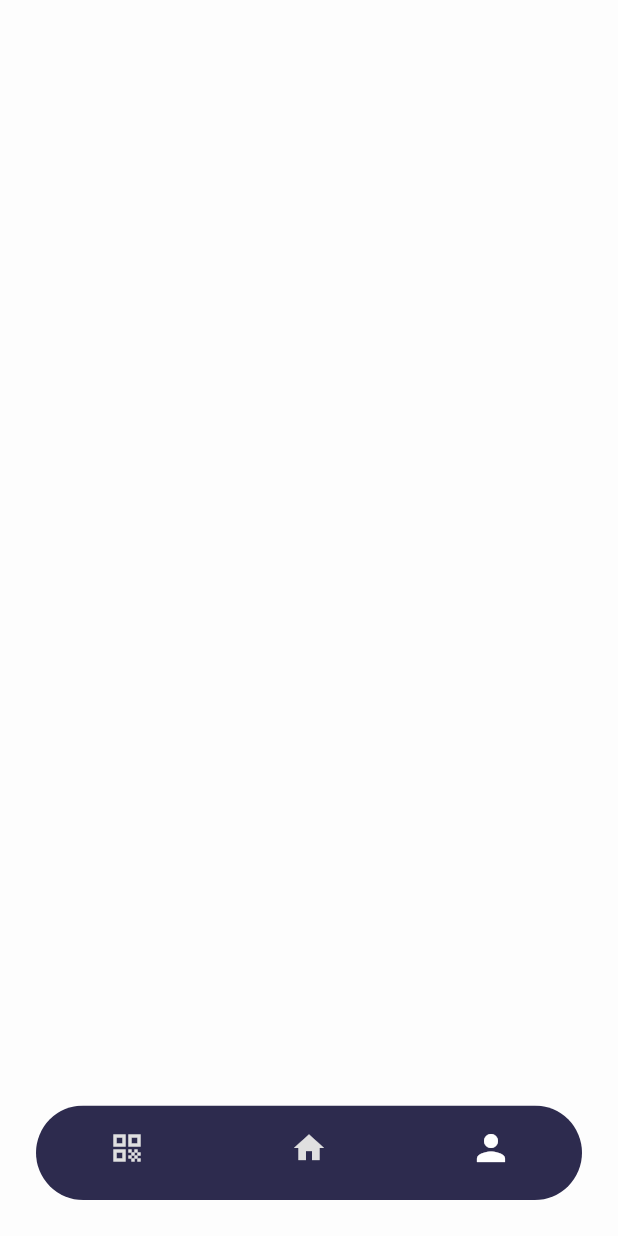
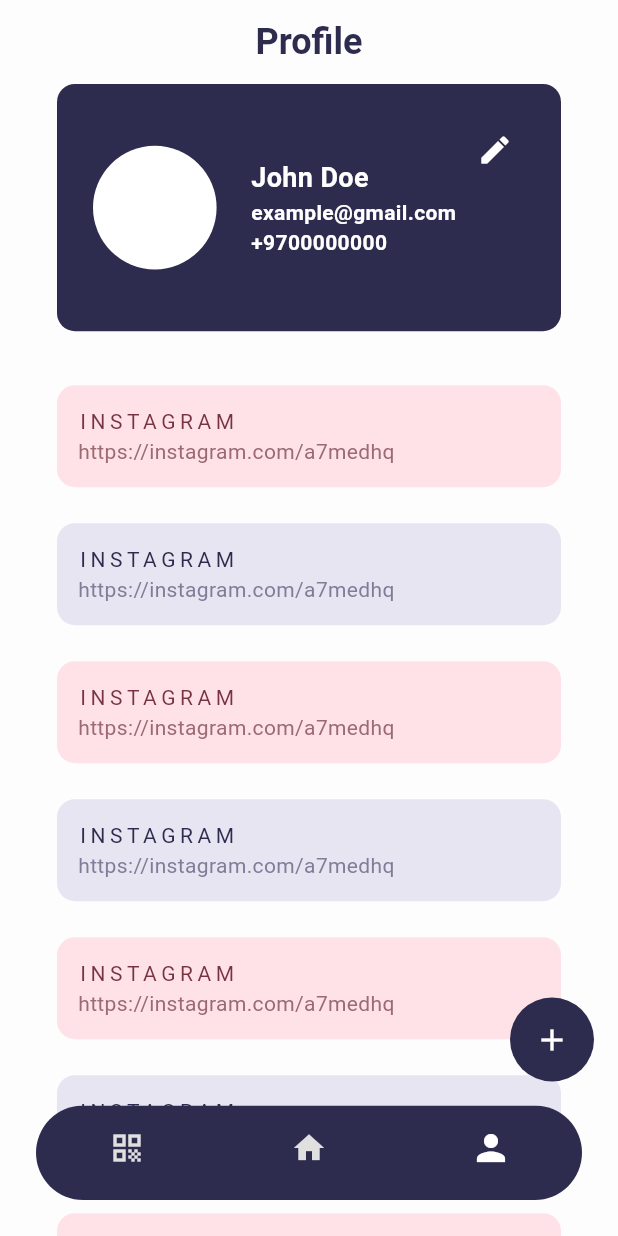
Before and after one commit to betweenltd/betweener, a Flutter app: the AppView screen opened by its route, item 3 of the bottom bar chosen, on a phone screen of 412 x 824 dp. Run offline on Flutter 3.47's test engine with Material 2 defaults, Android fonts, the phone set to English and light mode, and no system bars; drawn by our look-alikes of flutter_slidable; our stand-ins replace connectivity_plus, dotted_border, firebase_messaging, flutter_svg, font_awesome_flutter, geolocator; accounts and stored records are empty.

Commit message:
create profile feature

```diff
--- a/lib/views/auth/login_view.dart
+++ b/lib/views/auth/login_view.dart
@@ -1,5 +1,5 @@
 import 'package:betweener/core/util/assets.dart';
-import 'package:betweener/core/widgets/custom_labeled_textfield.dart';
+import 'package:betweener/core/widgets/custom_labeled_textfield_widget.dart';
 import 'package:betweener/core/widgets/primary_outlined_button_widget.dart';
 import 'package:betweener/core/widgets/secondary_button_widget.dart';
 import 'package:betweener/views/auth/register_view.dart';
@@ -31,7 +31,7 @@ class LoginView extends StatelessWidget {
                         tag: 'authImage',
                         child: SvgPicture.asset(AssetsData.authImage))),
                 const Spacer(),
-                PrimaryLabeledTextField(
+                PrimaryLabeledTextFieldWidget(
                   controller: TextEditingController(),
                   hint: 'example@gmail.com',
                   label: 'Email',
@@ -39,7 +39,7 @@ class LoginView extends StatelessWidget {
                 const SizedBox(
                   height: 14,
                 ),
-                PrimaryLabeledTextField(
+                PrimaryLabeledTextFieldWidget(
                   controller: TextEditingController(),
                   hint: 'Enter password',
                   label: 'password',
--- a/lib/views/main_app/main_app_view.dart
+++ b/lib/views/main_app/main_app_view.dart
@@ -1,9 +1,11 @@
 import 'package:betweener/core/util/constants.dart';
 import 'package:betweener/views/home/home_view.dart';
 import 'package:betweener/views/main_app/widgets/custom_floating_nav_bar.dart';
+import 'package:betweener/views/profile/add_link_view.dart';
 import 'package:betweener/views/profile/profile_view.dart';
 import 'package:betweener/views/scan_qr/scan_qr_view.dart';
 import 'package:flutter/material.dart';
+import 'package:flutter/rendering.dart';
 
 class AppView extends StatefulWidget {
   static String id = '/appView';
@@ -16,11 +18,33 @@ class AppView extends StatefulWidget {
 
 class _AppViewState extends State<AppView> {
   int _currentIndex = 1;
+  bool isFabVisible = true;
 
-  List<Widget?> screensList = [
+  bool onNotification(UserScrollNotification notification) {
+    if (notification.direction == ScrollDirection.forward) {
+      if (!isFabVisible) {
+        setState(() {
+          isFabVisible = true;
+        });
+      }
+    }
+    if (notification.direction == ScrollDirection.reverse) {
+      if (isFabVisible) {
+        setState(() {
+          isFabVisible = false;
+        });
+      }
+    }
+
+    return true;
+  }
+
+  late List<Widget?> screensList = [
     const ScanQrView(),
     const HomeView(),
-    const ProfileView()
+    ProfileView(
+      onNotification: onNotification,
+    )
   ];
 
   @override
@@ -28,6 +52,12 @@ class _AppViewState extends State<AppView> {
     return Scaffold(
       appBar: AppBar(
         automaticallyImplyLeading: false,
+        title: _currentIndex == 2
+            ? const Text(
+                'Profile',
+              )
+            : null,
+        centerTitle: true,
         actions: [
           if (_currentIndex == 1) ...[
             IconButton(
@@ -45,6 +75,20 @@ class _AppViewState extends State<AppView> {
       ),
       body: screensList[_currentIndex],
       extendBody: true,
+      floatingActionButton: _currentIndex == 2 && isFabVisible
+          ? FloatingActionButton(
+              shape: const CircleBorder(),
+              elevation: 0,
+              backgroundColor: kPrimaryColor,
+              onPressed: () {
+                Navigator.pushNamed(context, AddLinkView.id);
+              },
+              child: const Icon(
+                Icons.add,
+                color: Colors.white,
+              ),
+            )
+          : null,
       bottomNavigationBar: CustomFloatingNavBar(
         currentIndex: _currentIndex,
         onTap: (index) {
--- a/lib/views/profile/profile_view.dart
+++ b/lib/views/profile/profile_view.dart
@@ -1,12 +1,49 @@
+import 'package:betweener/views/profile/edit_profile_view.dart';
+import 'package:betweener/views/profile/widgets/links_list_view.dart';
+import 'package:betweener/views/profile/widgets/profile_card_widget.dart';
 import 'package:flutter/material.dart';
 
 class ProfileView extends StatelessWidget {
   static const id = '/profileView';
 
-  const ProfileView({super.key});
+  final bool Function(UserScrollNotification)? onNotification;
+
+  const ProfileView({super.key, this.onNotification});
 
   @override
   Widget build(BuildContext context) {
-    return Container();
+    return NotificationListener<UserScrollNotification>(
+      onNotification: onNotification,
+      child: CustomScrollView(
+        slivers: [
+          SliverToBoxAdapter(
+            child: Padding(
+              padding: const EdgeInsets.symmetric(horizontal: 38),
+              child: Column(
+                children: [
+                  ProfileCardWidget(
+                    name: 'John Doe',
+                    email: 'example@gmail.com',
+                    phoneNumber: '+9700000000',
+                    editOnTap: () {
+                      Navigator.pushNamed(context, EditProfileView.id);
+                    },
+                  ),
+                  const SizedBox(
+                    height: 24,
+                  ),
+                ],
+              ),
+            ),
+          ),
+          const SliverToBoxAdapter(
+            child: Padding(
+              padding: EdgeInsets.symmetric(horizontal: 38),
+              child: LinksListView(),
+            ),
+          )
+        ],
+      ),
+    );
   }
 }
--- /dev/null
+++ b/lib/views/profile/widgets/links_list_item.dart
@@ -0,0 +1,80 @@
+import 'package:betweener/core/util/constants.dart';
+import 'package:flutter/material.dart';
+import 'package:flutter_slidable/flutter_slidable.dart';
+
+class LinksListItem extends StatelessWidget {
+  final Color cardBackgroundColor;
+  final Color titleColor;
+  final Color linkColor;
+  final int index;
+  final Function(BuildContext context) deleteFunction;
+  final Function(BuildContext context) editFunction;
+
+  const LinksListItem(
+      {super.key,
+      required this.cardBackgroundColor,
+      required this.titleColor,
+      required this.linkColor,
+      required this.index,
+      required this.deleteFunction,
+      required this.editFunction});
+
+  @override
+  Widget build(BuildContext context) {
+    return Padding(
+      padding: const EdgeInsets.symmetric(vertical: 12),
+      child: Slidable(
+        key: ValueKey(index),
+        groupTag: '0',
+        endActionPane: ActionPane(
+          motion: const ScrollMotion(),
+          children: [
+            const SizedBox(
+              width: 12,
+            ),
+            SlidableAction(
+              borderRadius: BorderRadius.circular(12),
+              // An action can be bigger than the others.
+              onPressed: editFunction,
+              backgroundColor: kSecondaryColor,
+              foregroundColor: Colors.white,
+              padding: EdgeInsets.zero,
+              icon: Icons.edit,
+            ),
+            const SizedBox(
+              width: 12,
+            ),
+            SlidableAction(
+              borderRadius: BorderRadius.circular(12),
+              onPressed: deleteFunction,
+              backgroundColor: kDangerColor,
+              padding: EdgeInsets.zero,
+              foregroundColor: Colors.white,
+              icon: Icons.delete,
+            ),
+          ],
+        ),
+        child: Container(
+          padding: const EdgeInsets.all(14),
+          width: double.infinity,
+          decoration: BoxDecoration(
+            color: cardBackgroundColor,
+            borderRadius: BorderRadius.circular(12),
+          ),
+          child: Column(
+            crossAxisAlignment: CrossAxisAlignment.start,
+            children: [
+              Text(
+                'INSTAGRAM',
+                style: TextStyle(
+                    fontSize: 14, color: titleColor, letterSpacing: 3),
+              ),
+              Text('https://instagram.com/a7medhq',
+                  style: TextStyle(fontSize: 14, color: linkColor))
+            ],
+          ),
+        ),
+      ),
+    );
+  }
+}
--- /dev/null
+++ b/lib/views/profile/widgets/links_list_view.dart
@@ -0,0 +1,58 @@
+import 'package:betweener/core/util/constants.dart';
+import 'package:betweener/views/profile/edit_link_view.dart';
+import 'package:betweener/views/profile/widgets/links_list_item.dart';
+import 'package:flutter/material.dart';
+import 'package:flutter_slidable/flutter_slidable.dart';
+
+class LinksListView extends StatelessWidget {
+  const LinksListView({super.key});
+
+  @override
+  Widget build(BuildContext context) {
+    return SlidableAutoCloseBehavior(
+      child: ListView.builder(
+        shrinkWrap: true,
+        physics: const NeverScrollableScrollPhysics(),
+        itemCount: 11,
+        itemBuilder: (context, index) {
+          Color cardBackgroundColor;
+          Color titleColor;
+          Color linkColor;
+
+          switch (index % 2) {
+            case 0:
+              {
+                cardBackgroundColor = kLightDangerColor;
+                titleColor = kOnLightDangerColor;
+                linkColor = const Color(0xff9B6A73);
+              }
+              break;
+            case 1:
+              {
+                cardBackgroundColor = const Color(0xffE7E5F1);
+                titleColor = kPrimaryColor;
+                linkColor = kLightPrimaryColor;
+              }
+              break;
+            default:
+              {
+                cardBackgroundColor = kLightDangerColor;
+                titleColor = kOnLightDangerColor;
+                linkColor = const Color(0xff9B6A73);
+              }
+          }
+          return LinksListItem(
+            index: index,
+            deleteFunction: (context) {},
+            editFunction: (context) {
+              Navigator.pushNamed(context, EditLinkView.id);
+            },
+            cardBackgroundColor: cardBackgroundColor,
+            titleColor: titleColor,
+            linkColor: linkColor,
+          );
+        },
+      ),
+    );
+  }
+}
--- /dev/null
+++ b/lib/views/profile/widgets/profile_card_widget.dart
@@ -0,0 +1,86 @@
+import 'package:betweener/core/util/constants.dart';
+import 'package:flutter/material.dart';
+
+class ProfileCardWidget extends StatelessWidget {
+  final String name;
+  final String email;
+  final String phoneNumber;
+  final Function()? editOnTap;
+
+  const ProfileCardWidget(
+      {super.key,
+      required this.name,
+      required this.email,
+      required this.phoneNumber,
+      required this.editOnTap});
+
+  @override
+  Widget build(BuildContext context) {
+    return Container(
+      padding: const EdgeInsets.all(24),
+      height: MediaQuery.of(context).size.height / 5,
+      decoration: BoxDecoration(
+          borderRadius: BorderRadius.circular(12), color: kPrimaryColor),
+      child: Stack(
+        children: [
+          Row(
+            mainAxisAlignment: MainAxisAlignment.center,
+            children: [
+              CircleAvatar(
+                radius: MediaQuery.of(context).size.width / 10,
+                backgroundColor: Colors.white,
+              ),
+              const Spacer(),
+              Column(
+                mainAxisAlignment: MainAxisAlignment.center,
+                crossAxisAlignment: CrossAxisAlignment.start,
+                children: [
+                  Text(
+                    name,
+                    style: const TextStyle(
+                        color: Colors.white,
+                        fontSize: 18,
+                        fontWeight: FontWeight.w600),
+                  ),
+                  Text(
+                    email,
+                    style: const TextStyle(
+                        color: Colors.white,
+                        fontSize: 14,
+                        fontWeight: FontWeight.w600),
+                  ),
+                  Text(
+                    phoneNumber,
+                    style: const TextStyle(
+                        color: Colors.white,
+                        fontSize: 14,
+                        fontWeight: FontWeight.w600),
+                  )
+                ],
+              ),
+              const Spacer(
+                flex: 2,
+              ),
+            ],
+          ),
+          Align(
+              alignment: Alignment.topRight,
+              child: Material(
+                color: Colors.transparent,
+                child: InkWell(
+                  customBorder: const CircleBorder(),
+                  onTap: editOnTap,
+                  child: const Padding(
+                    padding: EdgeInsets.all(8.0),
+                    child: Icon(
+                      Icons.edit,
+                      color: Colors.white,
+                    ),
+                  ),
+                ),
+              ))
+        ],
+      ),
+    );
+  }
+}
--- a/pubspec.yaml
+++ b/pubspec.yaml
@@ -44,6 +44,7 @@ dependencies:
   flutter_svg: ^2.0.7
   font_awesome_flutter: ^10.5.0
   dotted_border: ^2.0.0+3
+  flutter_slidable: ^3.0.0
 
 dev_dependencies:
   flutter_test:
```
Also changed, not shown: lib/core/widgets/custom_labeled_textfield_widget.dart (renamed from lib/core/widgets/custom_labeled_textfield.dart, +4 -4 lines), lib/main.dart (+12 -0 lines), lib/views/auth/register_view.dart (+4 -4 lines), lib/views/profile/add_link_view.dart (added, +47 -0 lines), lib/views/profile/edit_link_view.dart (added, +47 -0 lines), lib/views/profile/edit_profile_view.dart (added, +58 -0 lines), pubspec.lock.
